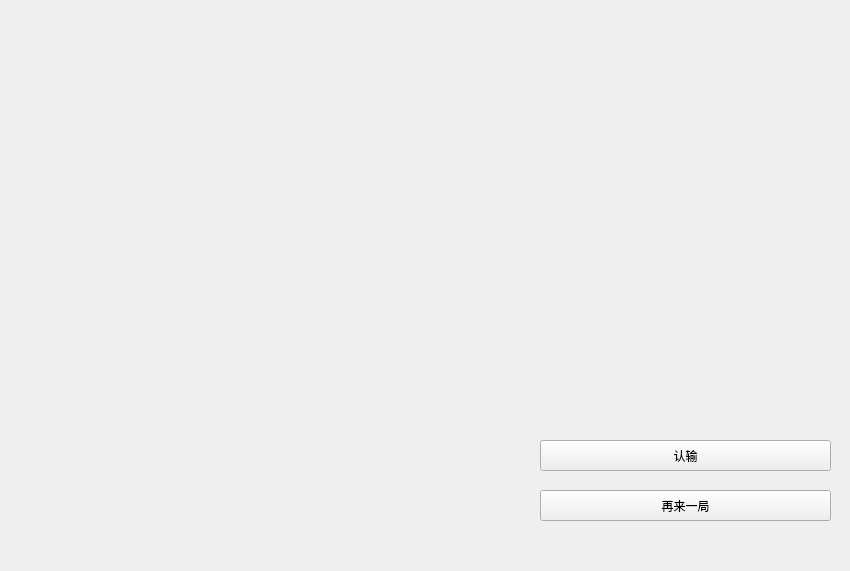
Above: surakarta_/widget.ui from lowl6/Surakarta before the change. Below: the same form after it.
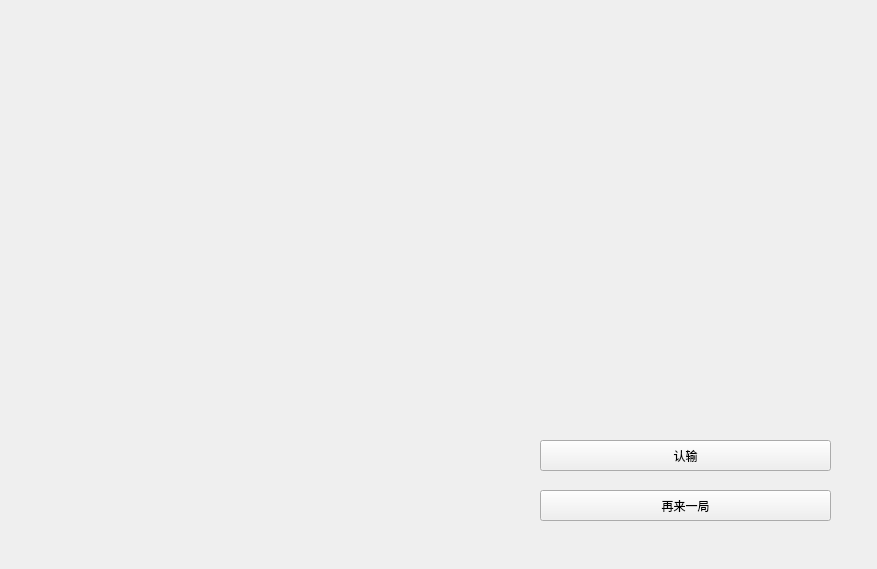
That is the form after the change.

Diff of the .ui file:
```diff
--- a/surakarta_/widget.ui
+++ b/surakarta_/widget.ui
@@ -6,8 +6,8 @@
    <rect>
     <x>0</x>
     <y>0</y>
-    <width>850</width>
-    <height>571</height>
+    <width>877</width>
+    <height>569</height>
    </rect>
   </property>
   <property name="windowTitle">
```
